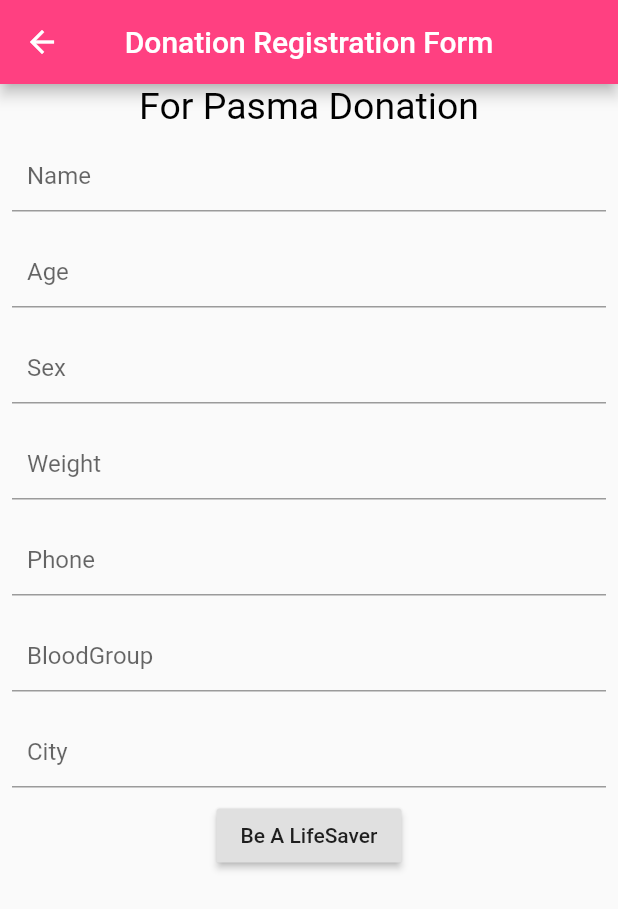
After one commit to ShreyasRaj4/MediCaP, a Flutter app: the DonationPlasma screen opened directly, on a phone screen of 412 x 824 dp. The commit adds this screen. Shown: the top 909 px of the screen. Run offline on Flutter 3.47's test engine with Material 2 defaults, Android fonts, the phone set to English and light mode, and no system bars; our stand-ins replace firebase_auth, firebase_core, firebase_storage, flare_flutter, flutter_screenutil, flutter_spinkit and 7 more; missing offline and left inert: flutter_auth_buttons; accounts and stored records are empty.

Commit message:
rahul work

```diff
--- /dev/null
+++ b/lib/home/donation.dart
@@ -0,0 +1,240 @@
+import 'package:flutter/material.dart';
+
+class DonationBlood extends StatefulWidget {
+  @override
+  _DonationBloodState createState() => _DonationBloodState();
+}
+
+class _DonationBloodState extends State<DonationBlood> {
+  final TextEditingController _name = TextEditingController();
+  final TextEditingController _age = TextEditingController();
+  final TextEditingController _sex = TextEditingController();
+  final TextEditingController _weight = TextEditingController();
+  final TextEditingController _phone = TextEditingController();
+  final TextEditingController _bloodGroup = TextEditingController();
+  final TextEditingController _city = TextEditingController();
+  /* final TextEditingController = TextEditingController();
+  final TextEditingController = TextEditingController();
+  final TextEditingController = TextEditingController();
+  @override */
+  Widget build(BuildContext context) {
+    return Scaffold(
+      appBar: AppBar(
+        title: Text('Donation Registration Form'),
+        centerTitle: true,
+        backgroundColor: Colors.pinkAccent[200],
+      ),
+      body: SingleChildScrollView(
+        child: Column(
+          children: [
+            Text(
+              'For Blood Donation',
+              style: TextStyle(fontSize: 25, color: Colors.black),
+            ),
+            Padding(
+              padding: const EdgeInsets.all(8.0),
+              child: TextField(
+                controller: _name,
+                keyboardType: TextInputType.name,
+                decoration: InputDecoration(
+                  contentPadding: EdgeInsets.all(10),
+                  hintText: 'Name',
+                ),
+              ),
+            ),
+            Padding(
+              padding: const EdgeInsets.all(8.0),
+              child: TextField(
+                controller: _age,
+                keyboardType: TextInputType.number,
+                decoration: InputDecoration(
+                  contentPadding: EdgeInsets.all(10),
+                  hintText: 'Age',
+                ),
+              ),
+            ),
+            Padding(
+              padding: const EdgeInsets.all(8.0),
+              child: TextField(
+                controller: _sex,
+                keyboardType: TextInputType.name,
+                decoration: InputDecoration(
+                  contentPadding: EdgeInsets.all(10),
+                  hintText: 'Sex',
+                ),
+              ),
+            ),
+            Padding(
+              padding: const EdgeInsets.all(8.0),
+              child: TextField(
+                controller: _weight,
+                keyboardType: TextInputType.number,
+                decoration: InputDecoration(
+                  contentPadding: EdgeInsets.all(10),
+                  hintText: 'Weight',
+                ),
+              ),
+            ),
+            Padding(
+              padding: const EdgeInsets.all(8.0),
+              child: TextField(
+                controller: _phone,
+                keyboardType: TextInputType.phone,
+                decoration: InputDecoration(
+                  contentPadding: EdgeInsets.all(10),
+                  hintText: 'Phone',
+                ),
+              ),
+            ),
+            Padding(
+              padding: const EdgeInsets.all(8.0),
+              child: TextField(
+                controller: _bloodGroup,
+                keyboardType: TextInputType.name,
+                decoration: InputDecoration(
+                  contentPadding: EdgeInsets.all(10),
+                  hintText: 'BloodGroup',
+                ),
+              ),
+            ),
+            Padding(
+              padding: const EdgeInsets.all(8.0),
+              child: TextField(
+                controller: _city,
+                keyboardType: TextInputType.name,
+                decoration: InputDecoration(
+                  contentPadding: EdgeInsets.all(10),
+                  hintText: 'City',
+                ),
+              ),
+            ),
+            RaisedButton(
+              onPressed: () => print('send the data to the firebase'),
+              child: Text('Be A Donar'),
+            ),
+          ],
+        ),
+      ),
+    );
+  }
+}
+/////////////////////////////////////////////////////////////////////
+/////////////////////////////////////////////////////////////////////
+
+class DonationPlasma extends StatefulWidget {
+  DonationPlasma({Key key}) : super(key: key);
+
+  @override
+  _DonationPlasmaState createState() => _DonationPlasmaState();
+}
+
+class _DonationPlasmaState extends State<DonationPlasma> {
+  final TextEditingController _name =       TextEditingController();
+  final TextEditingController _age =        TextEditingController();
+  final TextEditingController _sex =        TextEditingController();
+  final TextEditingController _weight =     TextEditingController();
+  final TextEditingController _phone =      TextEditingController();
+  final TextEditingController _bloodGroup = TextEditingController();
+  final TextEditingController _city =       TextEditingController();
+  @override
+  Widget build(BuildContext context) {
+    return Scaffold(
+      appBar: AppBar(
+        title: Text('Donation Registration Form'),
+        centerTitle: true,
+        backgroundColor: Colors.pinkAccent[200],
+      ),
+      body: SingleChildScrollView(
+        child: Column(
+          children: [
+            Text(
+              'For Pasma Donation',
+              style: TextStyle(fontSize: 25, color: Colors.black),
+            ),
+            Padding(
+              padding: const EdgeInsets.all(8.0),
+              child: TextField(
+                controller: _name,
+                keyboardType: TextInputType.name,
+                decoration: InputDecoration(
+                  contentPadding: EdgeInsets.all(10),
+                  hintText: 'Name',
+                ),
+              ),
+            ),
+            Padding(
+              padding: const EdgeInsets.all(8.0),
+              child: TextField(
+                controller: _age,
+                keyboardType: TextInputType.number,
+                decoration: InputDecoration(
+                  contentPadding: EdgeInsets.all(10),
+                  hintText: 'Age',
+                ),
+              ),
+            ),
+            Padding(
+              padding: const EdgeInsets.all(8.0),
+              child: TextField(
+                controller: _sex,
+                keyboardType: TextInputType.name,
+                decoration: InputDecoration(
+                  contentPadding: EdgeInsets.all(10),
+                  hintText: 'Sex',
+                ),
+              ),
+            ),
+            Padding(
+              padding: const EdgeInsets.all(8.0),
+              child: TextField(
+                controller: _weight,
+                keyboardType: TextInputType.number,
+                decoration: InputDecoration(
+                  contentPadding: EdgeInsets.all(10),
+                  hintText: 'Weight',
+                ),
+              ),
+            ),
+            Padding(
+              padding: const EdgeInsets.all(8.0),
+              child: TextField(
+                controller: _phone,
+                keyboardType: TextInputType.phone,
+                decoration: InputDecoration(
+                  contentPadding: EdgeInsets.all(10),
+                  hintText: 'Phone',
+                ),
+              ),
+            ),
+            Padding(
+              padding: const EdgeInsets.all(8.0),
+              child: TextField(
+                controller: _bloodGroup,
+                keyboardType: TextInputType.name,
+                decoration: InputDecoration(
+                  contentPadding: EdgeInsets.all(10),
+                  hintText: 'BloodGroup',
+                ),
+              ),
+            ),
+            Padding(
+              padding: const EdgeInsets.all(8.0),
+              child: TextField(
+                controller: _city,
+                keyboardType: TextInputType.name,
+                decoration: InputDecoration(
+                  contentPadding: EdgeInsets.all(10),
+                  hintText: 'City',
+                ),
+              ),
+            ),
+            RaisedButton(
+              onPressed: () => print('send the data to the firebase'),
+              child: Text('Be A LifeSaver'),
+            ),
+          ],
+        ),
+      ),
+    );
+  }
+}
```
Also changed, not shown: lib/constants.dart (added, +26 -0 lines), lib/home/donate.dart (deleted, +0 -38 lines), lib/home/drawerscreen.dart (+23 -42 lines), lib/home/homescreen.dart (+9 -4 lines), lib/main.dart (+10 -15 lines), lib/profile.dart (added, +231 -0 lines), lib/profile_list_item.dart (added, +57 -0 lines), pubspec.yaml (+15 -2 lines), images/WhatsApp Image 2020-10-28 at 10.21.31 AM.jpeg (deleted), images/medicapicon.png (added), images/splash.gif (renamed from images/78e826ca1b9351214dfdd5e47f7e2024.gif), pubspec.lock.
